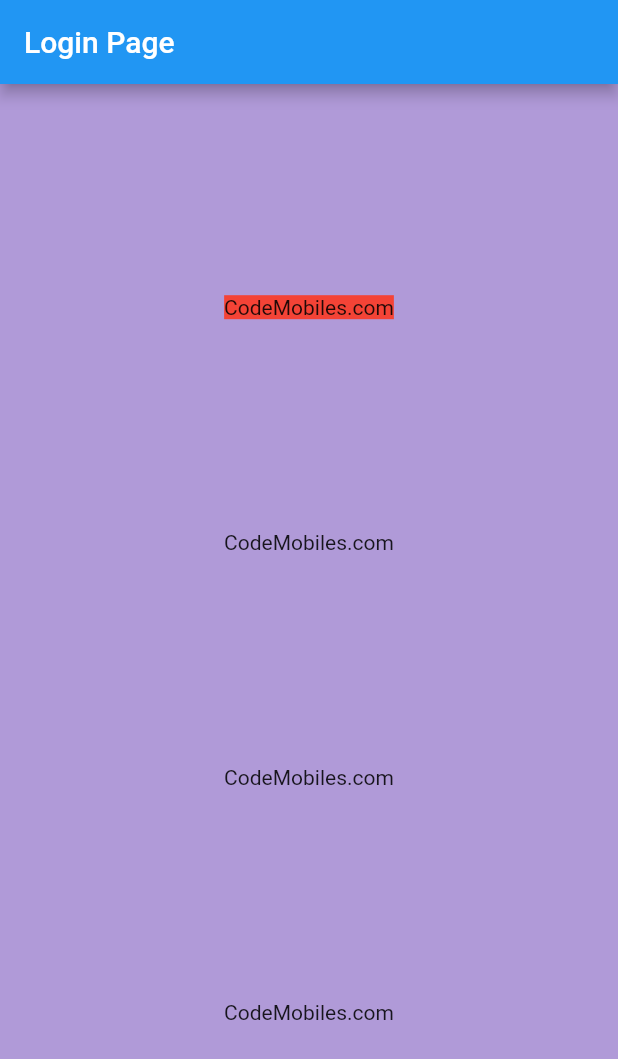
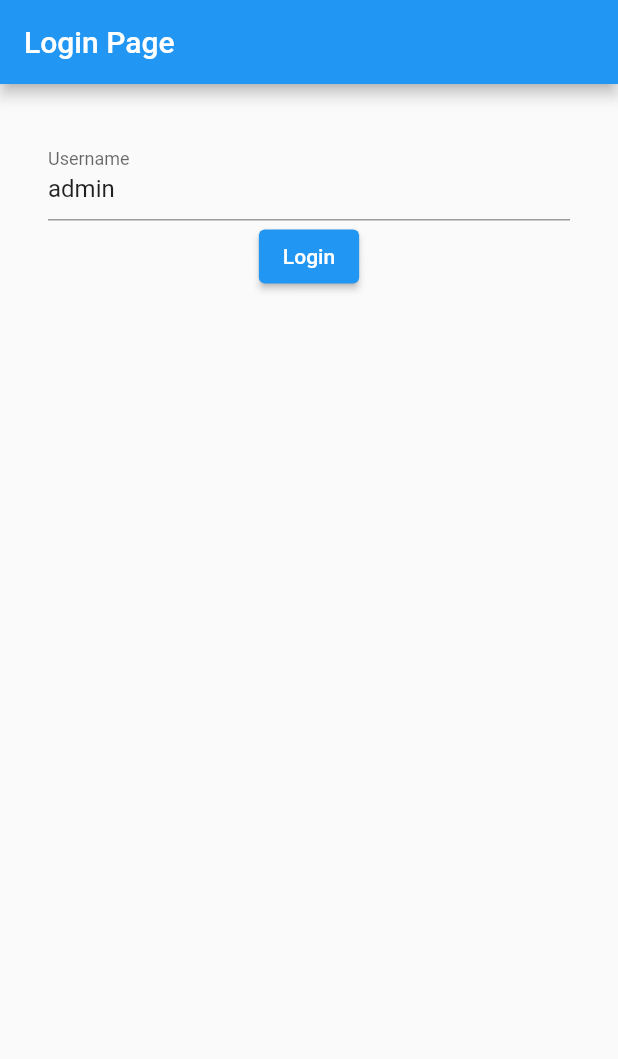
Before and after one commit to nitiwat-pae/Flutter101, a Flutter app: the screen it shows after launch, on a phone screen of 412 x 824 dp. Shown: the top 1059 px of the screen. Run offline on Flutter 3.47's test engine with Material 2 defaults, Android fonts, the phone set to English and light mode, and no system bars.

Commit message:
auto commit

```diff
--- a/lib/src/pages/login/login_page.dart
+++ b/lib/src/pages/login/login_page.dart
@@ -8,6 +8,16 @@ class LoginPage extends StatefulWidget {
 }
 
 class _LoginPageState extends State<LoginPage> {
+  // Create new variable
+  // final is non-editable variable
+  final _usernameController = TextEditingController();
+
+  @override
+  void initState() {
+    super.initState();
+    _usernameController.text = "admin";
+  }
+
   @override
   Widget build(BuildContext context) {
     return Scaffold(
@@ -15,20 +25,27 @@ class _LoginPageState extends State<LoginPage> {
         title: Text("Login Page"),
       ),
       body: Container(
-        width: double.infinity, // This line make width of Container() full screen
-        // No need to set height because Container() auto full height
-        color: Colors.deepPurple.withOpacity(0.5),
-        child: Column(
-          crossAxisAlignment: CrossAxisAlignment.center, //cross is horizontal
-          mainAxisAlignment: MainAxisAlignment.spaceEvenly, // main is vertical
-          children: [
-            Container(child: Text("CodeMobiles.com"), color: Colors.red,),
-            Text("CodeMobiles.com"),
-            Text("CodeMobiles.com"),
-            Text("CodeMobiles.com"),
-          ],
+        width: double.infinity,
+        child: Padding(
+          padding: const EdgeInsets.only(
+              top: 32.0, left: 32.0, right: 32.0, bottom: 32.0),
+          child: Column(
+            children: [
+              TextField(
+                controller: _usernameController,
+                decoration: InputDecoration(labelText: "Username"),
+              ),
+              ElevatedButton(
+                  onPressed: _handleClickLogin,
+                  child: Text("Login"))
+            ],
+          ),
         ),
       ),
     );
   }
+
+  void _handleClickLogin() {
+    print("Login Flutter101");
+  }
 }
```
Also changed, not shown: 2 other files.
